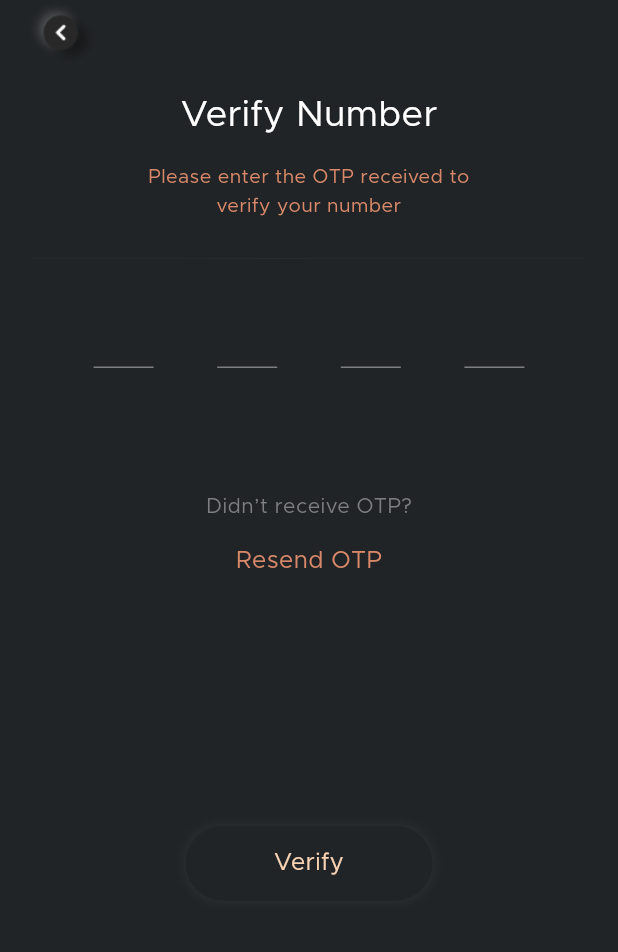
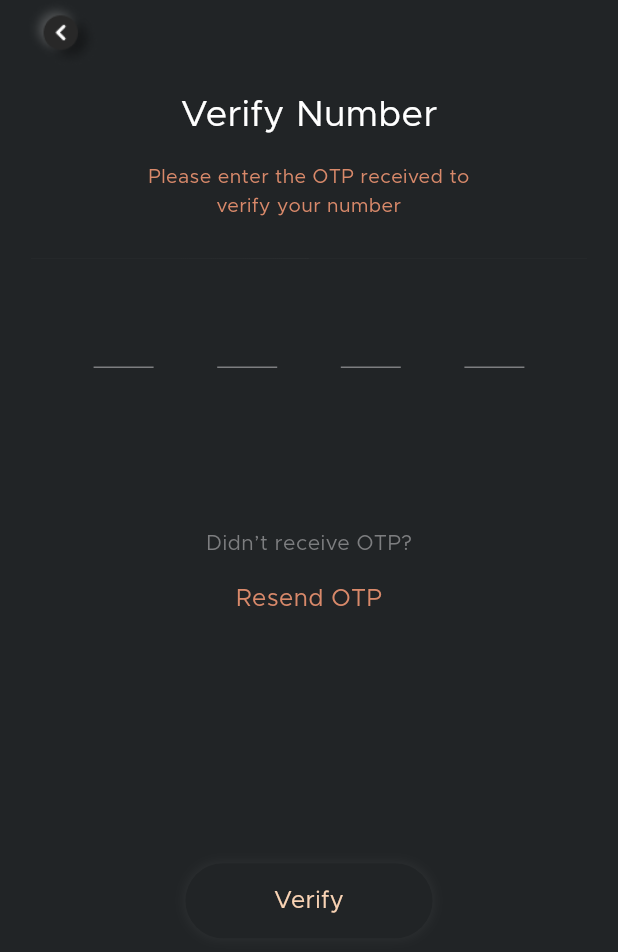
Before and after one commit to Raj481/Assignment1, a Flutter app: the OtpVerifyScreen screen opened directly, on a phone screen of 412 x 824 dp. Shown: the top 952 px of the screen. Run offline on Flutter 3.47's test engine with Material 3 defaults, Android fonts, the phone set to English and light mode, and no system bars; drawn by our look-alikes of otp_text_field; our stand-ins replace dio, flutter_svg, get; missing offline and left inert: dart:ffi.

Commit message:
1. Verify otp ui bug fixxed 2. Counsellor login Api integrated 3. Student login Api integrated 4. Otp Resend Api integrated 5. Otp verify Api integrated

```diff
--- a/lib/controller/otp_verify_controller.dart
+++ b/lib/controller/otp_verify_controller.dart
@@ -126,7 +126,8 @@ class OtpVerifyController extends GetxController {
         } else {
           CustomUiUtils.showSnackbar(StringRes.msgSomethingWentWrong);
         }
-      } else{
+      }
+      else{
         CustomUiUtils.showSnackbar(StringRes.msgSomethingWentWrong);
       }
       setLoading(false);
--- a/lib/ui/otp/otp_verify_screen.dart
+++ b/lib/ui/otp/otp_verify_screen.dart
@@ -78,7 +78,7 @@ class OtpVerifyScreen extends StatelessWidget {
                     builder: (_){
 
                       if(controller.errorText.trim().isEmpty){
-                        return const SizedBox.shrink();
+                        return const SizedBox(height: 25,);
                       }
 
                       return Column(
```
